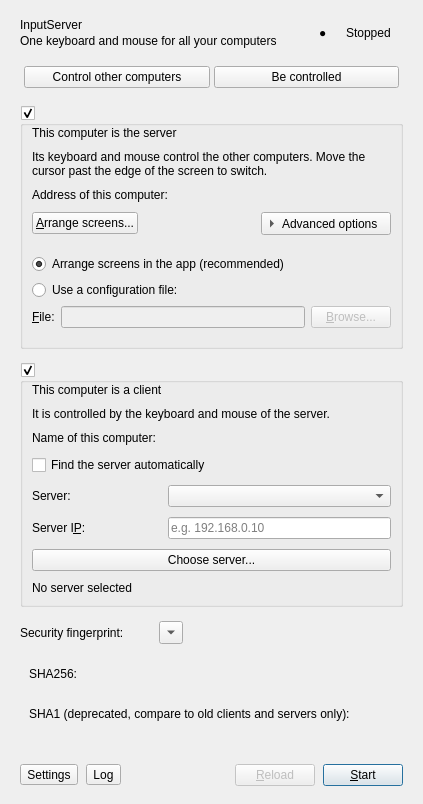
pedro-lucaas/inputServer, file src/gui/src/MainWindow.ui: the form before one commit.
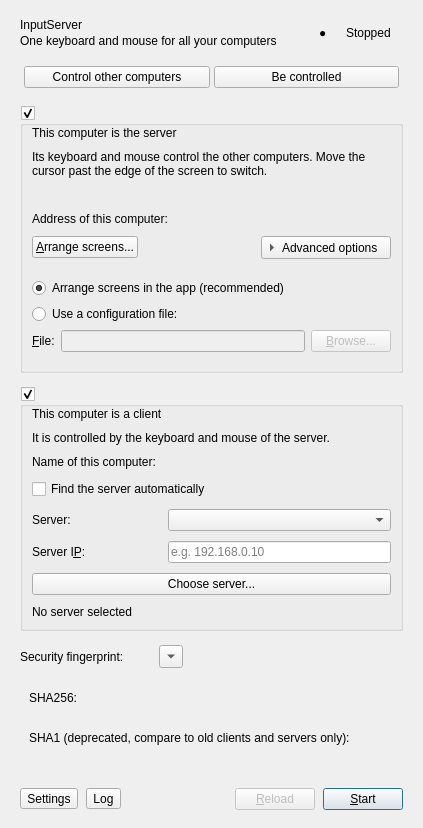
The form after the commit.

Commit message:
Warn when Windows treats the server's network as public
- Check the Windows network category (Network List Manager) every few seconds while the server role is selected and show a warning in the server card when an internet-facing network is Public, with a link to the Windows network settings. VPN tunnels and virtual adapters are ignored. The installer only opens the firewall on private networks, so clients cannot discover or reach the server there.
- Keep the selected role segment checked when it is clicked again.
- pt-BR translations for the new texts.

Diff of the .ui file:
```diff
--- a/src/gui/src/MainWindow.ui
+++ b/src/gui/src/MainWindow.ui
@@ -211,6 +211,25 @@
          </property>
         </widget>
        </item>
+       <item>
+        <widget class="QLabel" name="labelNetworkWarning">
+         <property name="text">
+          <string notr="true"/>
+         </property>
+         <property name="wordWrap">
+          <bool>true</bool>
+         </property>
+         <property name="textFormat">
+          <enum>Qt::RichText</enum>
+         </property>
+         <property name="openExternalLinks">
+          <bool>false</bool>
+         </property>
+         <property name="warning" stdset="0">
+          <bool>true</bool>
+         </property>
+        </widget>
+       </item>
        <item>
         <layout class="QFormLayout" name="layoutServerForm">
          <property name="fieldGrowthPolicy">
```
The commit also changes 8 other files.
